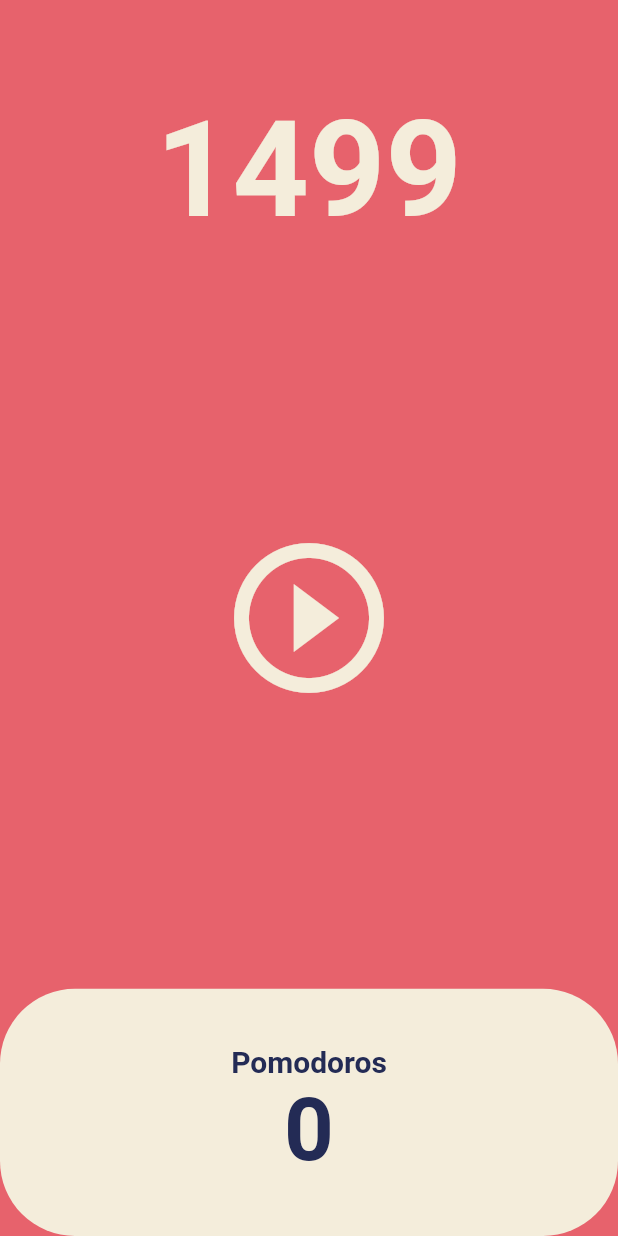
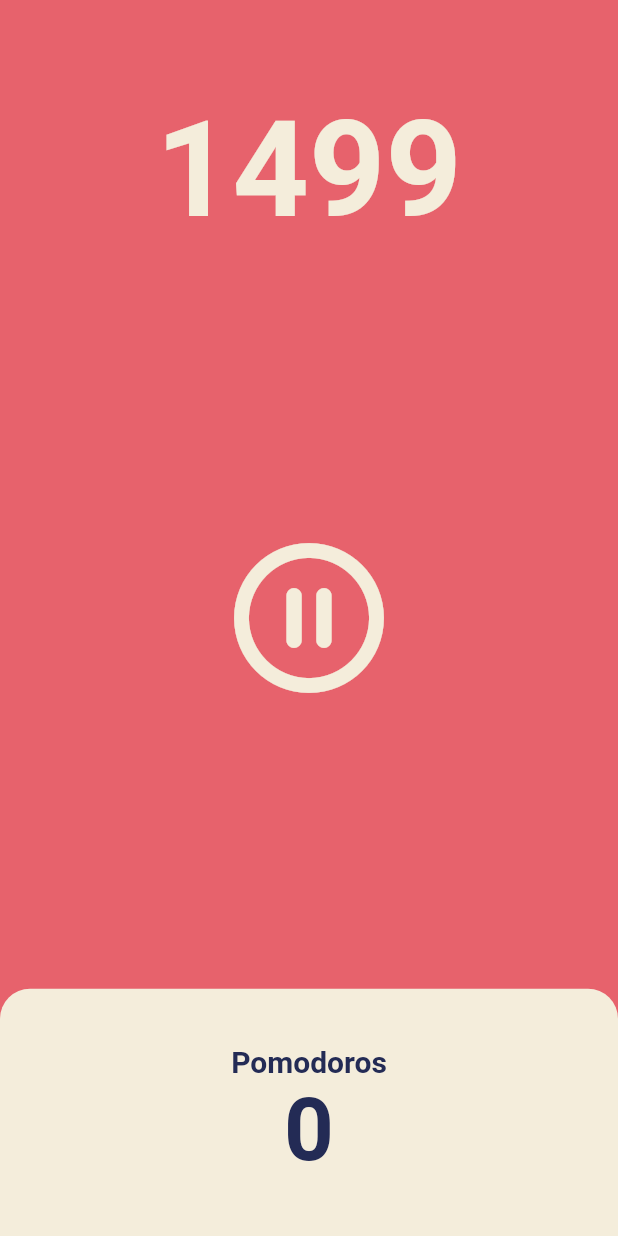
Before and after one commit to walgoguma/pomodoro, a Flutter app: the screen it shows after launch, after a tap on the "play circle outline" icon, on a phone screen of 412 x 824 dp. Run offline on Flutter 3.47's test engine with Material 2 defaults, Android fonts, the phone set to English and light mode, and no system bars.

Commit message:
# 5.2 Pause Play
일시정지 기능 생성

```diff
--- a/lib/screens/home_screen.dart
+++ b/lib/screens/home_screen.dart
@@ -11,21 +11,34 @@ class HomeScreen extends StatefulWidget {
 
 class HomeScreenState extends State<HomeScreen> {
   int totalSeconds = 1500;
+  bool isRunning = false; // false: 동작중, true: 정지
   late Timer timer;
 
-  //초에 관한 변수값을 1씩 q뺌
+  //초에 관한 변수값을 1씩 뺌
   void onTick(Timer timer) {
     setState(() {
       totalSeconds = totalSeconds - 1;
     });
   }
 
-  //1초 마다 onTick 함수(초에 관한 변수값을 1씩 q뺌) 실행
+  // 시작 버튼을 눌렀을 때 동작하는 함수
   void onStartPressed() {
+    //1초 마다 onTick 함수(초에 관한 변수값을 1씩 뺌) 실행
     timer = Timer.periodic(
       const Duration(seconds: 1),
       onTick,
     );
+    // 동작상태를 동작 중으로 변경한다.
+    setState(() {
+      isRunning = true;
+    });
+  }
+
+  void onPausePressed() {
+    timer.cancel();
+    setState(() {
+      isRunning = false;
+    });
   }
 
   @override
@@ -53,9 +66,11 @@ class HomeScreenState extends State<HomeScreen> {
                 child: IconButton(
               iconSize: 120,
               color: Theme.of(context).cardColor,
-              onPressed: onStartPressed,
-              icon: const Icon(
-                Icons.play_circle_outline,
+              onPressed: isRunning ? onPausePressed : onStartPressed,
+              icon: Icon(
+                isRunning
+                    ? Icons.pause_circle_outline_rounded
+                    : Icons.play_circle_outline,
               ),
             )),
           ),
@@ -67,7 +82,10 @@ class HomeScreenState extends State<HomeScreen> {
                   child: Container(
                     decoration: BoxDecoration(
                       color: Theme.of(context).cardColor,
-                      borderRadius: BorderRadius.circular(50),
+                      borderRadius: const BorderRadius.only(
+                        topLeft: Radius.circular(20),
+                        topRight: Radius.circular(20),
+                      ),
                     ),
                     child: Column(
                       mainAxisAlignment: MainAxisAlignment.center,
```
